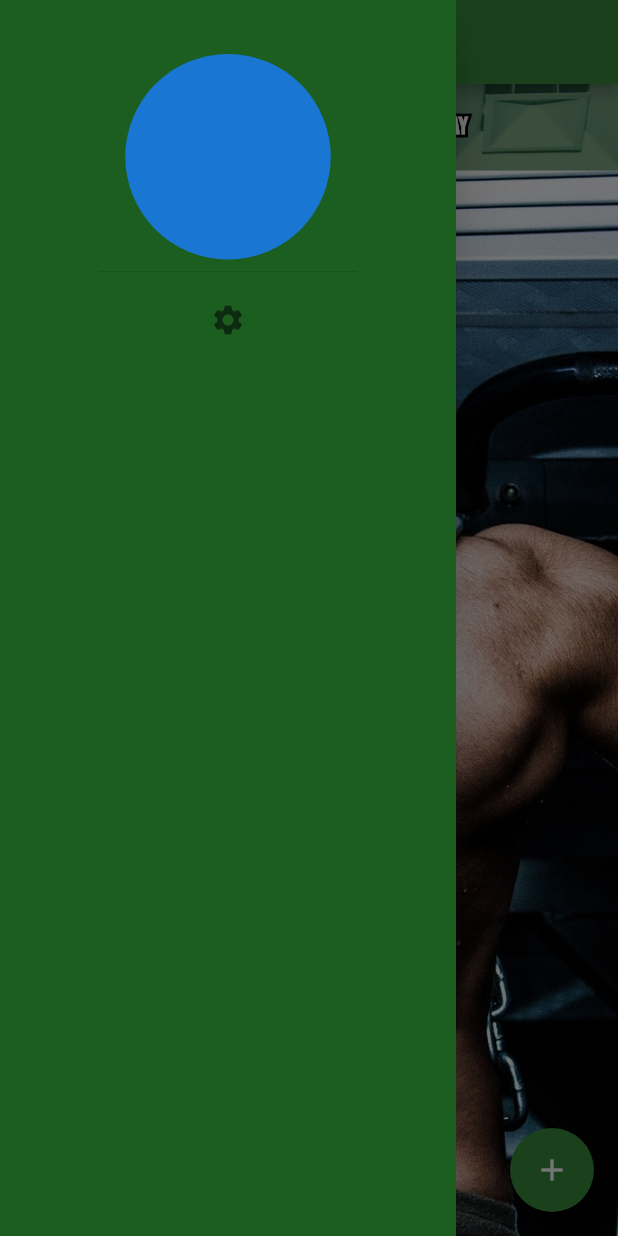
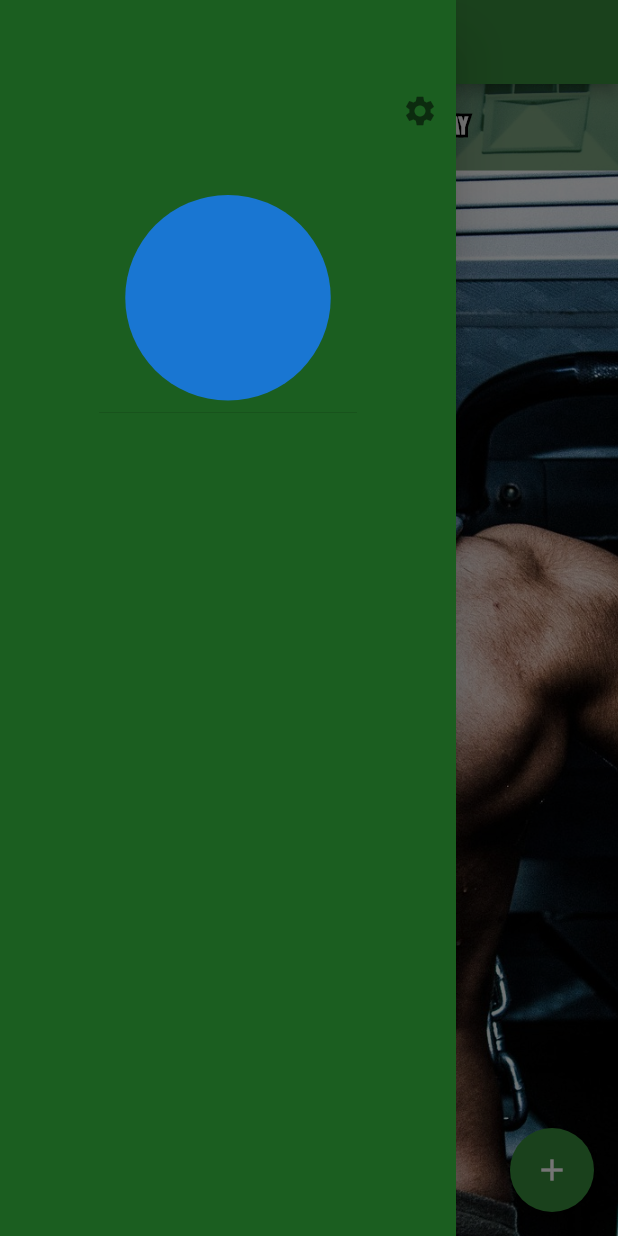
Before and after one commit to Mankol29/gym_workout2-master, a Flutter app: the screen it shows after launch, with the side drawer open, on a phone screen of 412 x 824 dp. Run offline on Flutter 3.47's test engine with Material 2 defaults, Android fonts, the phone set to English and light mode, and no system bars; our stand-ins replace google_fonts, hive, hive_flutter; accounts and stored records are empty.

Commit message:
Adding a TextEditingController name in drawer

```diff
--- a/lib/features/data/account_data.dart
+++ b/lib/features/data/account_data.dart
@@ -1,10 +1,11 @@
-import 'package:flutter/cupertino.dart';
+import 'package:flutter/material.dart';
 import 'package:gym_workout/features/data/hive_database.dart';
+import 'package:hive/hive.dart';
 
 class ProfilAcc extends ChangeNotifier {
   final db = HiveDatabase();
 
-  String fullName= '';
+  String fullName = '';
   String email = '';
   String password = '';
   String location = '';
--- a/lib/features/models/drawer.dart
+++ b/lib/features/models/drawer.dart
@@ -1,34 +1,64 @@
 import 'package:flutter/material.dart';
+import 'package:provider/provider.dart';
+import 'package:gym_workout/features/data/account_data.dart';
 import 'package:gym_workout/features/pages/profile_page.dart';
 
 class MyDrawer extends StatelessWidget {
-  const MyDrawer({super.key});
-
+  const MyDrawer({Key? key});
 
   @override
   Widget build(BuildContext context) {
+    final profileData = Provider.of<ProfilAcc>(context);
+    final profileEmail = Provider.of<ProfilAcc>(context);
+
     return Drawer(
       backgroundColor: Colors.green[900],
-      child:  Column(
+      child: Column(
+        crossAxisAlignment: CrossAxisAlignment.start,
         children: [
           Padding(
-            padding: EdgeInsets.only(top: 20.0),
+            padding: const EdgeInsets.only(top: 50),
+            child: Column(
+              children: [
+                Row(
+                  mainAxisAlignment: MainAxisAlignment.spaceBetween,
+                  children: [
+                    Padding(
+                      padding: const EdgeInsets.only(left: 8.0),
+                      child: Text(profileData.fullName,style: TextStyle(fontWeight: FontWeight.bold, fontSize: 20),textAlign: TextAlign.left,),
+                    ),
+                    IconButton(
+            onPressed: () {
+              Navigator.of(context).push(
+                MaterialPageRoute(
+                builder: (context) => ProfilePage(),
+                ),
+              ).then((_) {
+                // Update the fullName in the drawer header when ProfilePage is popped.
+                profileData.initializeProfileData(); // Refresh the fullName from Hive
+              });
+            },
+            icon: const Icon(
+              Icons.settings,
+              color: Colors.black54,
+            ),
+          ),
+                  ],
+                ),
+              ],
+            ),
+          ),
+          Padding(
+            padding: const EdgeInsets.only(left: 8.0),
+            child: Text(profileEmail.email),
+          ),
+          Center(
             child: DrawerHeader(
               child: CircleAvatar(
                 maxRadius: 70,
-                ),
-                ),
+              ),
+            ),
           ),
-          IconButton(
-            onPressed: (){ Navigator.of(context).push(
-    MaterialPageRoute(
-      builder: (context) => ProfilePage(),
-    ),
-  );
-},
-            icon: const Icon(Icons.settings,
-            color: Colors.black54,
-            ),),
         ],
       ),
     );
--- a/lib/features/pages/profile_page.dart
+++ b/lib/features/pages/profile_page.dart
@@ -58,6 +58,7 @@ class _ProfilePageState extends State<ProfilePage> {
     return Scaffold(
       appBar: AppBar(
         title: Text(appBarTitleController.text),
+        centerTitle: true,
         backgroundColor: Colors.black54,
         leading: IconButton(
           icon: const Icon(
@@ -176,7 +177,6 @@ class _ProfilePageState extends State<ProfilePage> {
     Navigator.pop(context);
   }
 
-
   Widget buildTextField(String labelText, TextEditingController controller, bool isPasswordTextField) {
     return Padding(
       padding: const EdgeInsets.only(bottom: 30),
--- a/lib/features/pages/workout_page.dart
+++ b/lib/features/pages/workout_page.dart
@@ -117,6 +117,7 @@ class _WorkoutPageState extends State<WorkoutPage> {
         appBar: AppBar(
           backgroundColor: Colors.green[700],
           title: Text(widget.workoutName),
+          centerTitle: true,
         ),
         resizeToAvoidBottomInset:
             false, // Zapobiegaj przesuwaniu się obrazka po wysunięciu klawiatury
--- a/lib/main.dart
+++ b/lib/main.dart
@@ -1,31 +1,36 @@
 import 'package:flutter/material.dart';
+import 'package:gym_workout/features/data/account_data.dart';
 import 'package:gym_workout/features/data/workout_data.dart';
-
-import 'package:gym_workout/features/pages/home_page.dart';
 import 'package:hive_flutter/hive_flutter.dart';
 import 'package:provider/provider.dart';
+import 'package:gym_workout/features/data/hive_database.dart';
+import 'package:gym_workout/features/pages/home_page.dart';
 
 void main() async {
-  //hive
+  // Initialize Hive and open the boxes
   await Hive.initFlutter();
-// hive box
-  await Hive.openBox("workoutPlan_database1");
   await Hive.openBox('profile_data');
+  await Hive.openBox('workoutPlan_database1');
 
-  runApp(const MyApp());
+  runApp(
+    MultiProvider(
+      providers: [
+        ChangeNotifierProvider(create: (context) => WorkoutPlan()),
+        ChangeNotifierProvider(create: (context) => ProfilAcc()),
+      ],
+      child: const MyApp(),
+    ),
+  );
 }
 
 class MyApp extends StatelessWidget {
-  const MyApp({super.key});
+  const MyApp({Key? key});
 
   @override
   Widget build(BuildContext context) {
-    return ChangeNotifierProvider(
-      create: (context) => WorkoutPlan(),
-      child: const MaterialApp(
-        debugShowCheckedModeBanner: false,
-        home: HomePage(),
-      ),
+    return MaterialApp(
+      debugShowCheckedModeBanner: false,
+      home: HomePage(),
     );
   }
 }
```
